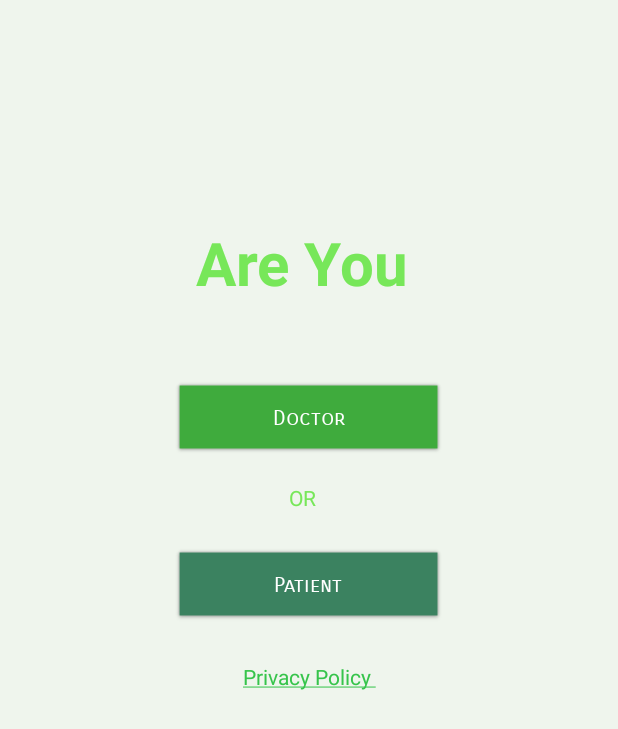
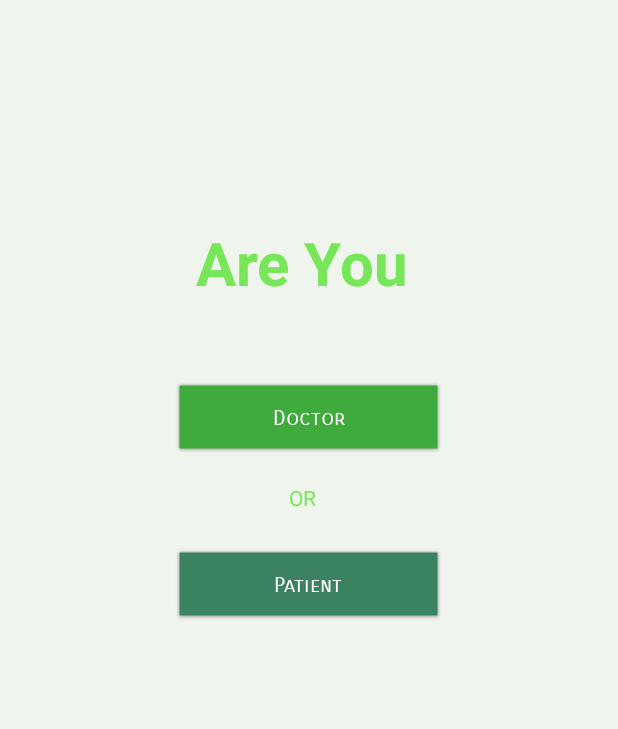
Before and after one commit to Haithamwaddah/DoctorAppointmentApp, an Android app: the screen it shows after launch (patientOrDoctorActivity), on a phone screen of 412 x 824 dp. Shown: the top 729 px of the screen. Run offline under Robolectric (Android 15) with nearby library versions, the phone set to English and light mode, and no system bars.

Commit message:
remove privacy policy, remove 2 options on navbar in doctor homepage

```diff
--- a/app/src/main/java/com/id/drapp/patientOrDoctorActivity.java
+++ b/app/src/main/java/com/id/drapp/patientOrDoctorActivity.java
@@ -13,7 +13,6 @@ public class patientOrDoctorActivity extends AppCompatActivity {
 
     private Button areYouDoctor;
     private Button areYouPatient;
-    private TextView privacyPolicy;
 
     @Override
     protected void onCreate(Bundle savedInstanceState) {
@@ -35,13 +34,7 @@ public class patientOrDoctorActivity extends AppCompatActivity {
 
         areYouDoctor = findViewById(R.id.areYouDoctor);
         areYouPatient = findViewById(R.id.areYouPatient);
-        privacyPolicy = findViewById(R.id.privacyPolicy);
 
-        privacyPolicy.setClickable(true);
-        privacyPolicy.setMovementMethod(LinkMovementMethod.getInstance());
-
-        String text = "<a href='http://bhavya-arora.me/doctorave-privacy-policy'> Privacy Policy </a>";
-        privacyPolicy.setText(Html.fromHtml(text));
 
         areYouDoctor.setOnClickListener(new View.OnClickListener() {
             @Override
--- a/app/src/main/res/layout/activity_patient_or_doctor.xml
+++ b/app/src/main/res/layout/activity_patient_or_doctor.xml
@@ -85,22 +85,6 @@
         android:orientation="vertical"
         app:layout_constraintGuide_percent="0.5"/>
 
-    <TextView
-        android:id="@+id/privacyPolicy"
-        android:layout_width="wrap_content"
-        android:layout_height="wrap_content"
-        android:layout_marginEnd="8dp"
-        android:layout_marginLeft="8dp"
-        android:layout_marginRight="8dp"
-        android:layout_marginStart="8dp"
-        android:linksClickable="true"
-        android:clickable="true"
-        android:layout_marginTop="28dp"
-        android:text="@string/privacyterms"
-        android:textColor="@color/lightgreen"
-        app:layout_constraintEnd_toEndOf="@+id/areYouPatient"
-        app:layout_constraintHorizontal_bias="0.509"
-        app:layout_constraintStart_toStartOf="@+id/areYouPatient"
-        app:layout_constraintTop_toBottomOf="@+id/areYouPatient" />
+
 
 </android.support.constraint.ConstraintLayout>
--- a/app/src/main/res/values/strings.xml
+++ b/app/src/main/res/values/strings.xml
@@ -1,6 +1,5 @@
 <resources>
-    <string name="app_name">Doctorave</string>
-    <string name="privacyterms">Privacy &amp; Terms</string>
+    <string name="app_name">Doctor Appointment</string>
     <string name="createAccount">Create Account</string>
     <string name="title_activity_patients">patientsActivity</string>
     <string name="navigation_drawer_open">Open Navigation</string>
```
Also changed, not shown: app/src/main/java/com/id/drapp/patientsListActivity.java (+0 -30 lines), app/src/main/res/menu/activity_main_drawer.xml (+0 -9 lines).
